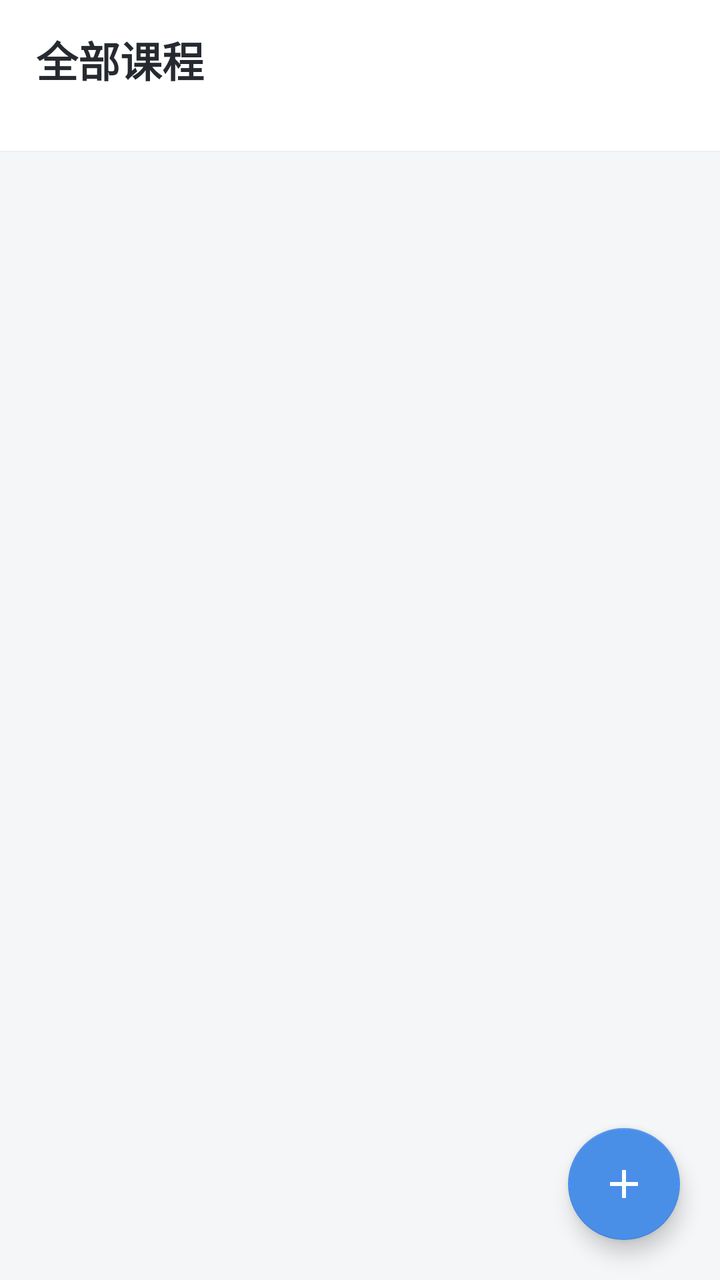
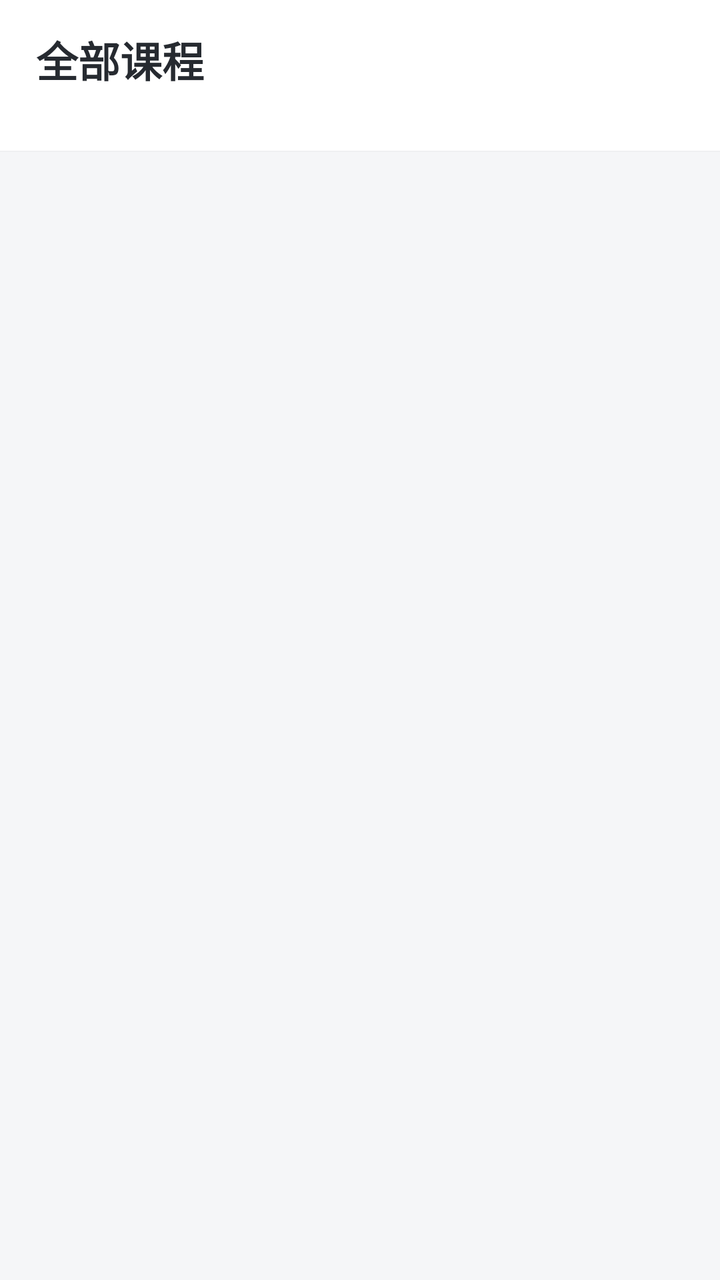

The first picture is an Android layout as it rendered before a commit; the second is the same layout after the commit. The layout source and the unified diff follow.
<!-- AndroidManifest.xml: application theme Theme.Schedule -->
<!-- res/layout/fragment_courses.xml -->
<?xml version="1.0" encoding="utf-8"?>
<androidx.coordinatorlayout.widget.CoordinatorLayout
    xmlns:android="http://schemas.android.com/apk/res/android"
    xmlns:app="http://schemas.android.com/apk/res-auto"
    android:layout_width="match_parent"
    android:layout_height="match_parent"
    android:background="@color/bg">

    <LinearLayout
        android:layout_width="match_parent"
        android:layout_height="match_parent"
        android:orientation="vertical">

        <LinearLayout
            android:layout_width="match_parent"
            android:layout_height="wrap_content"
            android:background="@color/white"
            android:orientation="vertical"
            android:paddingStart="18dp"
            android:paddingTop="14dp"
            android:paddingEnd="18dp"
            android:paddingBottom="12dp">

            <TextView
                android:layout_width="wrap_content"
                android:layout_height="wrap_content"
                android:text="全部课程"
                android:textColor="@color/text_main"
                android:textSize="21sp"
                android:textStyle="bold" />

            <TextView
                android:id="@+id/tv_course_count"
                android:layout_width="wrap_content"
                android:layout_height="wrap_content"
                android:layout_marginTop="2dp"
                android:textColor="@color/text_sub"
                android:textSize="12sp" />

            <TextView
                android:id="@+id/tv_holiday_tip"
                android:layout_width="match_parent"
                android:layout_height="wrap_content"
                android:layout_marginTop="8dp"
                android:background="@drawable/bg_holiday_tip"
                android:paddingStart="10dp"
                android:paddingTop="6dp"
                android:paddingEnd="10dp"
                android:paddingBottom="6dp"
                android:textColor="@color/text_main"
                android:textSize="12sp"
                android:visibility="gone" />
        </LinearLayout>

        <View
            android:layout_width="match_parent"
            android:layout_height="0.5dp"
            android:background="@color/divider" />

        <FrameLayout
            android:layout_width="match_parent"
            android:layout_height="0dp"
            android:layout_weight="1">

            <androidx.recyclerview.widget.RecyclerView
                android:id="@+id/rv_courses"
                android:layout_width="match_parent"
                android:layout_height="match_parent"
                android:clipToPadding="false"
                android:padding="12dp"
                android:paddingBottom="92dp" />

            <TextView
                android:id="@+id/tv_empty"
                android:layout_width="wrap_content"
                android:layout_height="wrap_content"
                android:layout_gravity="center"
                android:text="还没有课程，点右下角加号添加"
                android:textColor="@color/text_light"
                android:textSize="14sp"
                android:visibility="gone" />
        </FrameLayout>
    </LinearLayout>

    <com.google.android.material.floatingactionbutton.FloatingActionButton
        android:id="@+id/fab_add_course"
        android:layout_width="wrap_content"
        android:layout_height="wrap_content"
        android:layout_gravity="bottom|end"
        android:layout_margin="20dp"
        android:layout_marginBottom="92dp"
        android:contentDescription="添加课程"
        android:src="@drawable/ic_add"
        app:backgroundTint="@color/primary"
        app:tint="@color/white" />

</androidx.coordinatorlayout.widget.CoordinatorLayout>
<!-- resources referenced by this layout -->
<resources>
  <color name="bg">#F5F6F8</color>
  <color name="divider">#EFF0F2</color>
  <color name="primary">#4A8FE7</color>
  <color name="text_light">#B8BDC6</color>
  <color name="text_main">#262A30</color>
  <color name="text_sub">#9AA0A8</color>
  <color name="white">#FFFFFF</color>
  <!-- drawable bg_holiday_tip (drawable) -->
  <?xml version="1.0" encoding="utf-8"?>
  <shape xmlns:android="http://schemas.android.com/apk/res/android"
      android:shape="rectangle">
      <solid android:color="#EAF3FE" />
      <corners android:radius="8dp" />
  </shape>
  <!-- drawable ic_add (drawable) -->
  <vector xmlns:android="http://schemas.android.com/apk/res/android"
      android:width="24dp" android:height="24dp"
      android:viewportWidth="24" android:viewportHeight="24"
      android:tint="#FFFFFF">
      <path android:fillColor="#FFFFFF" android:pathData="M19,13h-6v6h-2v-6H5v-2h6V5h2v6h6z"/>
  </vector>
  <style name="Theme.Schedule" parent="Theme.MaterialComponents.Light.NoActionBar">
          <item name="colorPrimary">@color/primary</item>
          <item name="colorPrimaryVariant">@color/primary_dark</item>
          <item name="colorOnPrimary">@color/white</item>
          <item name="colorSecondary">@color/primary</item>
          <item name="colorSecondaryVariant">@color/primary_dark</item>
          <item name="colorOnSecondary">@color/white</item>
          <item name="android:statusBarColor">@color/white</item>
          <item name="android:windowLightStatusBar">true</item>
          <item name="android:navigationBarColor">@color/white</item>
          <item name="android:windowLightNavigationBar" tools:targetApi="o_mr1">true</item>
          <item name="android:windowBackground">@color/bg</item>
          <item name="android:textColor">@color/text_main</item>
          <item name="materialAlertDialogTheme">@style/Theme.Schedule.Dialog</item>
      </style>
  <color name="primary_dark">#3A7BC8</color>
  <style name="Theme.Schedule.Dialog" parent="ThemeOverlay.MaterialComponents.MaterialAlertDialog">
          <item name="colorPrimary">@color/primary</item>
          <item name="colorSecondary">@color/primary</item>
          <item name="android:textColor">@color/text_main</item>
          <item name="buttonBarPositiveButtonStyle">@style/DialogButton</item>
          <item name="buttonBarNegativeButtonStyle">@style/DialogButton</item>
          <item name="buttonBarNeutralButtonStyle">@style/DialogButton</item>
      </style>
  <style name="DialogButton" parent="Widget.MaterialComponents.Button.TextButton.Dialog">
          <item name="android:textColor">@color/primary</item>
      </style>
</resources>

<!-- the commit's change to res/layout/fragment_courses.xml (unified diff, before → after) -->
@@ -82,16 +82,6 @@
         </FrameLayout>
     </LinearLayout>
 
-    <com.google.android.material.floatingactionbutton.FloatingActionButton
-        android:id="@+id/fab_add_course"
-        android:layout_width="wrap_content"
-        android:layout_height="wrap_content"
-        android:layout_gravity="bottom|end"
-        android:layout_margin="20dp"
-        android:layout_marginBottom="92dp"
-        android:contentDescription="添加课程"
-        android:src="@drawable/ic_add"
-        app:backgroundTint="@color/primary"
-        app:tint="@color/white" />
+    
 
 </androidx.coordinatorlayout.widget.CoordinatorLayout>
<!-- resource entries referenced after the edit -->
@@ -14,13 +14,6 @@
       <solid android:color="#EAF3FE" />
       <corners android:radius="8dp" />
   </shape>
-  <!-- drawable ic_add (drawable) -->
-  <vector xmlns:android="http://schemas.android.com/apk/res/android"
-      android:width="24dp" android:height="24dp"
-      android:viewportWidth="24" android:viewportHeight="24"
-      android:tint="#FFFFFF">
-      <path android:fillColor="#FFFFFF" android:pathData="M19,13h-6v6h-2v-6H5v-2h6V5h2v6h6z"/>
-  </vector>
   <style name="Theme.Schedule" parent="Theme.MaterialComponents.Light.NoActionBar">
           <item name="colorPrimary">@color/primary</item>
           <item name="colorPrimaryVariant">@color/primary_dark</item>
